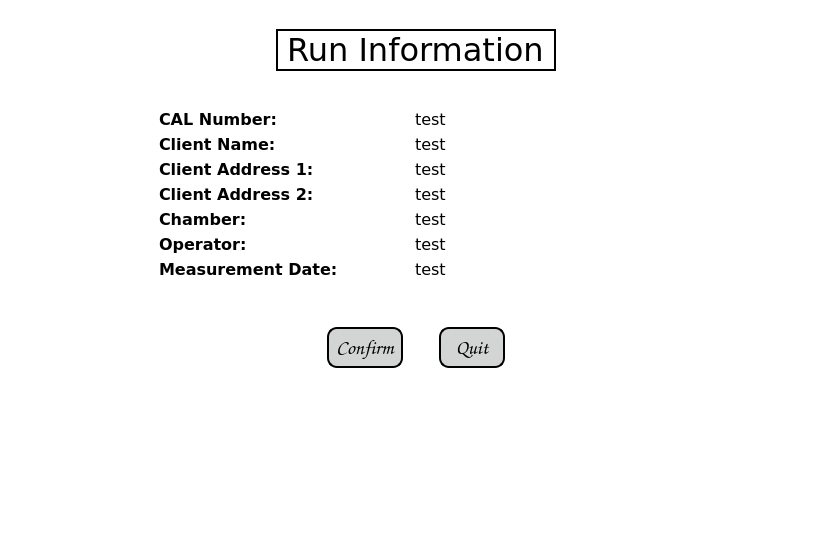
Qt form app/gui/resources/run_info.ui (JasonLaux/DC-Boxjelly) before a commit.
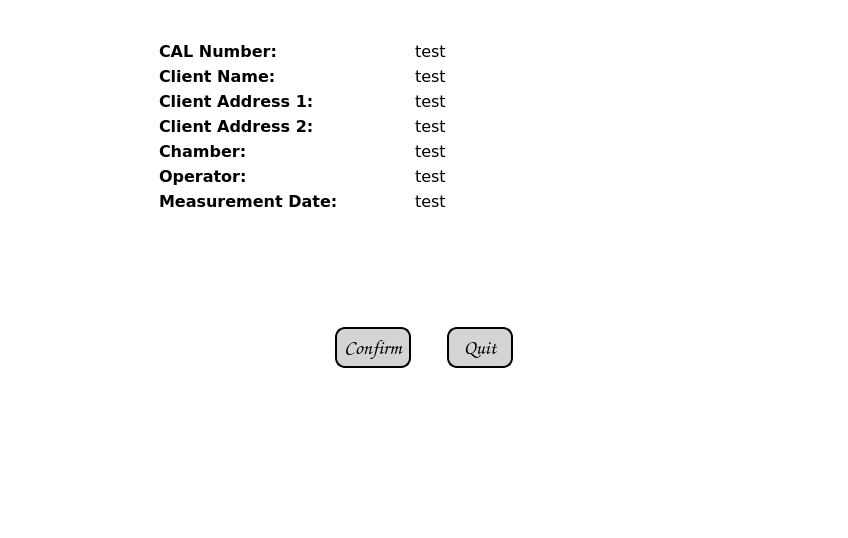
The same form after that commit.

Commit message: Removed headers, edited UI layout

Patch:
```diff
--- a/app/gui/resources/run_info.ui
+++ b/app/gui/resources/run_info.ui
@@ -6,7 +6,7 @@
    <rect>
     <x>0</x>
     <y>0</y>
-    <width>804</width>
+    <width>848</width>
     <height>538</height>
    </rect>
   </property>
@@ -36,41 +36,6 @@
   </property>
   <widget class="QWidget" name="centralwidget">
    <layout class="QVBoxLayout" name="verticalLayout_2">
-    <item>
-     <spacer name="horizontalSpacer_5">
-      <property name="orientation">
-       <enum>Qt::Horizontal</enum>
-      </property>
-      <property name="sizeHint" stdset="0">
-       <size>
-        <width>40</width>
-        <height>20</height>
-       </size>
-      </property>
-     </spacer>
-    </item>
-    <item alignment="Qt::AlignHCenter">
-     <widget class="QLabel" name="headerLabel">
-      <property name="maximumSize">
-       <size>
-        <width>16777215</width>
-        <height>50</height>
-       </size>
-      </property>
-      <property name="font">
-       <font>
-        <family>Verdana</family>
-        <pointsize>24</pointsize>
-       </font>
-      </property>
-      <property name="frameShape">
-       <enum>QFrame::WinPanel</enum>
-      </property>
-      <property name="text">
-       <string>Run Information</string>
-      </property>
-     </widget>
-    </item>
     <item>
      <spacer name="horizontalSpacer_15">
       <property name="orientation">
```
Left out of the diff: 2 changed lines with no effect on the pictures. The commit also changes 6 other files.
